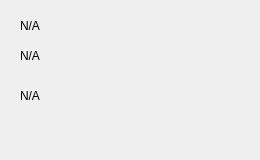
Before: the Qt Designer form ui/info_widget.ui in maajus/namas_main, drawn with Qt 5.
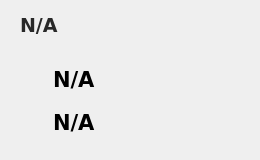
After: the same form once the commit is applied. Icons and pictures are not drawn.

What changed in the file:
```diff
--- a/ui/info_widget.ui
+++ b/ui/info_widget.ui
@@ -13,45 +13,138 @@
   <property name="windowTitle">
    <string>info_widget</string>
   </property>
-  <widget class="QLabel" name="humidity_label">
-   <property name="geometry">
-    <rect>
-     <x>20</x>
-     <y>80</y>
-     <width>121</width>
-     <height>31</height>
-    </rect>
-   </property>
-   <property name="text">
-    <string>N/A</string>
-   </property>
-  </widget>
-  <widget class="QLabel" name="temp_label">
-   <property name="geometry">
-    <rect>
-     <x>20</x>
-     <y>40</y>
-     <width>121</width>
-     <height>31</height>
-    </rect>
-   </property>
-   <property name="text">
-    <string>N/A</string>
-   </property>
-  </widget>
   <widget class="QLabel" name="name_label">
    <property name="geometry">
     <rect>
      <x>20</x>
      <y>10</y>
-     <width>121</width>
+     <width>201</width>
      <height>31</height>
     </rect>
    </property>
+   <property name="font">
+    <font>
+     <family>DejaVu Sans</family>
+     <pointsize>14</pointsize>
+     <weight>75</weight>
+     <bold>true</bold>
+    </font>
+   </property>
+   <property name="styleSheet">
+    <string notr="true">color: #282828;</string>
+   </property>
    <property name="text">
     <string>N/A</string>
    </property>
   </widget>
+  <widget class="QLabel" name="label_3">
+   <property name="geometry">
+    <rect>
+     <x>200</x>
+     <y>90</y>
+     <width>51</width>
+     <height>51</height>
+    </rect>
+   </property>
+   <property name="text">
+    <string/>
+   </property>
+   <property name="pixmap">
+    <pixmap resource="../resources/res.qrc">:/icons/bulb_off.png</pixmap>
+   </property>
+   <property name="scaledContents">
+    <bool>true</bool>
+   </property>
+  </widget>
+  <widget class="QWidget" name="">
+   <property name="geometry">
+    <rect>
+     <x>10</x>
+     <y>60</y>
+     <width>171</width>
+     <height>81</height>
+    </rect>
+   </property>
+   <layout class="QGridLayout" name="gridLayout">
+    <property name="verticalSpacing">
+     <number>5</number>
+    </property>
+    <item row="0" column="0">
+     <widget class="QLabel" name="label">
+      <property name="maximumSize">
+       <size>
+        <width>37</width>
+        <height>51</height>
+       </size>
+      </property>
+      <property name="text">
+       <string/>
+      </property>
+      <property name="pixmap">
+       <pixmap resource="../resources/res.qrc">:/icons/temp.png</pixmap>
+      </property>
+      <property name="scaledContents">
+       <bool>true</bool>
+      </property>
+      <property name="margin">
+       <number>0</number>
+      </property>
+     </widget>
+    </item>
+    <item row="0" column="1">
+     <widget class="QLabel" name="temp_label">
+      <property name="font">
+       <font>
+        <family>DejaVu Sans</family>
+        <pointsize>16</pointsize>
+        <weight>75</weight>
+        <bold>true</bold>
+       </font>
+      </property>
+      <property name="text">
+       <string>N/A</string>
+      </property>
+     </widget>
+    </item>
+    <item row="1" column="0">
+     <widget class="QLabel" name="label_2">
+      <property name="maximumSize">
+       <size>
+        <width>37</width>
+        <height>51</height>
+       </size>
+      </property>
+      <property name="text">
+       <string/>
+      </property>
+      <property name="pixmap">
+       <pixmap resource="../resources/res.qrc">:/icons/humidity.png</pixmap>
+      </property>
+      <property name="scaledContents">
+       <bool>true</bool>
+      </property>
+      <property name="margin">
+       <number>3</number>
+      </property>
+     </widget>
+    </item>
+    <item row="1" column="1">
+     <widget class="QLabel" name="humidity_label">
+      <property name="font">
+       <font>
+        <family>DejaVu Sans</family>
+        <pointsize>16</pointsize>
+        <weight>75</weight>
+        <bold>true</bold>
+       </font>
+      </property>
+      <property name="text">
+       <string>N/A</string>
+      </property>
+     </widget>
+    </item>
+   </layout>
+  </widget>
  </widget>
  <resources/>
  <connections/>
```
Left out of the diff: 4 changed lines with no effect on the pictures.
